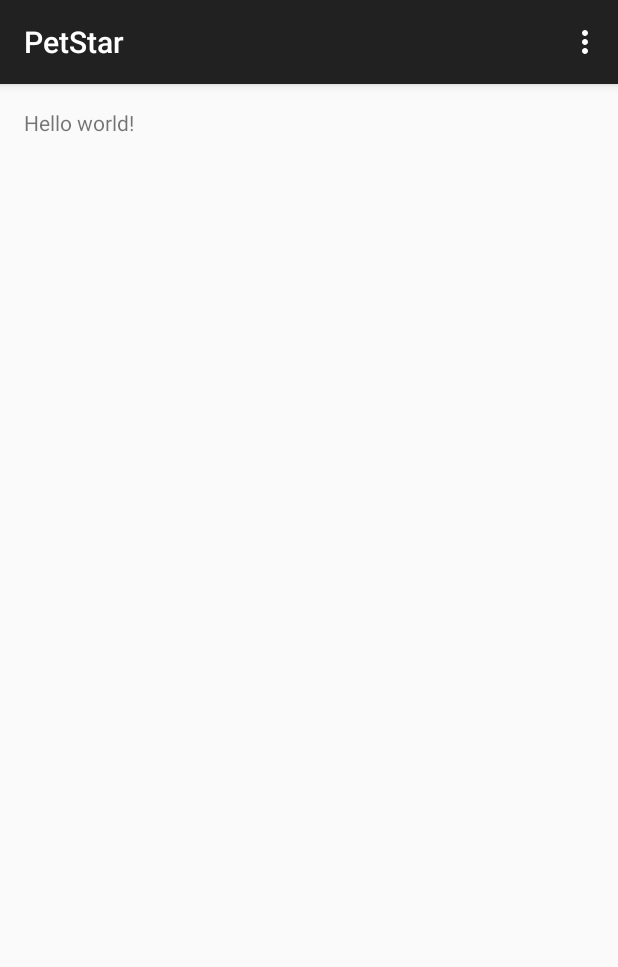
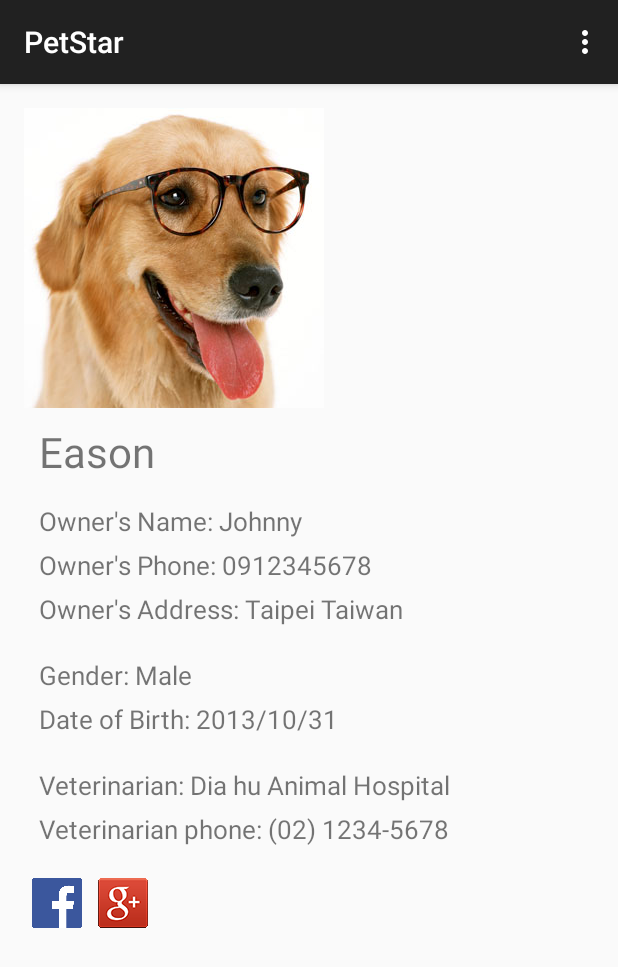
Before and after one commit to j796160836/PetStar-Exercise02_PetsNameCard, an Android app: the screen it shows after launch (MainActivity), on a phone screen of 412 x 824 dp. Shown: the top 967 px of the screen. Run offline under Robolectric (Android 15) with nearby library versions, the phone set to English and light mode, and no system bars.

Commit message:
Exercise 02: Pet’s name card

```diff
--- a/app/src/main/AndroidManifest.xml
+++ b/app/src/main/AndroidManifest.xml
@@ -9,6 +9,7 @@
         android:theme="@style/AppTheme" >
         <activity
             android:name=".MainActivity"
+            android:screenOrientation="portrait"
             android:label="@string/app_name" >
             <intent-filter>
                 <action android:name="android.intent.action.MAIN" />
--- a/app/src/main/java/com/johnny/petstar/MainActivity.java
+++ b/app/src/main/java/com/johnny/petstar/MainActivity.java
@@ -1,19 +1,53 @@
 package com.johnny.petstar;
 
+import android.content.Intent;
+import android.net.Uri;
 import android.support.v7.app.ActionBarActivity;
 import android.os.Bundle;
 import android.view.Menu;
 import android.view.MenuItem;
+import android.view.View;
+import android.widget.Button;
+import android.widget.ImageView;
+import android.widget.TextView;
 
 
 public class MainActivity extends ActionBarActivity {
+
+    private ImageView facebook_button;
+    private ImageView gplus_button;
 
     @Override
     protected void onCreate(Bundle savedInstanceState) {
         super.onCreate(savedInstanceState);
         setContentView(R.layout.activity_main);
+        facebook_button = (ImageView) findViewById(R.id.facebook_button);
+        gplus_button = (ImageView) findViewById(R.id.gplus_button);
+
+        facebook_button.setOnClickListener(new View.OnClickListener() {
+            @Override
+            public void onClick(View v) {
+                openWebBrowser("http://fb.com/");
+            }
+        });
+
+        gplus_button.setOnClickListener(new View.OnClickListener() {
+            @Override
+            public void onClick(View v) {
+                openWebBrowser("http://plus.google.com/");
+            }
+        });
     }
 
+    private void openWebBrowser(String url) {
+        try {
+            Intent i = new Intent(Intent.ACTION_VIEW,
+                    Uri.parse(url));
+            startActivity(i);
+        } catch (Exception e) {
+            e.printStackTrace();
+        }
+    }
 
     @Override
     public boolean onCreateOptionsMenu(Menu menu) {
--- a/app/src/main/res/layout/activity_main.xml
+++ b/app/src/main/res/layout/activity_main.xml
@@ -1,11 +1,108 @@
-<RelativeLayout xmlns:android="http://schemas.android.com/apk/res/android"
-    xmlns:tools="http://schemas.android.com/tools" android:layout_width="match_parent"
-    android:layout_height="match_parent" android:paddingLeft="@dimen/activity_horizontal_margin"
-    android:paddingRight="@dimen/activity_horizontal_margin"
-    android:paddingTop="@dimen/activity_vertical_margin"
-    android:paddingBottom="@dimen/activity_vertical_margin" tools:context=".MainActivity">
+<LinearLayout xmlns:android="http://schemas.android.com/apk/res/android"
+    xmlns:tools="http://schemas.android.com/tools"
+    android:layout_width="match_parent"
+    android:layout_height="match_parent"
+    tools:context=".MainActivity">
 
-    <TextView android:text="@string/hello_world" android:layout_width="wrap_content"
-        android:layout_height="wrap_content" />
+    <ScrollView
+        android:layout_width="match_parent"
+        android:layout_height="match_parent">
 
-</RelativeLayout>
+        <LinearLayout
+            android:padding="16dp"
+            android:layout_width="wrap_content"
+            android:layout_height="wrap_content"
+            android:orientation="vertical">
+
+            <ImageView
+                android:layout_width="wrap_content"
+                android:layout_height="wrap_content"
+                android:src="@drawable/dog01" />
+
+            <TextView
+                android:layout_width="wrap_content"
+                android:layout_height="wrap_content"
+                android:textSize="28sp"
+                android:layout_margin="10dp"
+                android:text="Eason" />
+
+            <TextView
+                android:layout_width="wrap_content"
+                android:layout_height="wrap_content"
+                android:layout_marginTop="5dp"
+                android:layout_marginLeft="10dp"
+                android:textSize="17sp"
+                android:text="Owner's Name: Johnny" />
+
+            <TextView
+                android:layout_width="wrap_content"
+                android:layout_height="wrap_content"
+                android:layout_marginTop="5dp"
+                android:layout_marginLeft="10dp"
+                android:textSize="17sp"
+                android:text="Owner's Phone: 0912345678" />
+
+            <TextView
+                android:layout_width="wrap_content"
+                android:layout_height="wrap_content"
+                android:layout_marginTop="5dp"
+                android:layout_marginLeft="10dp"
+                android:textSize="17sp"
+                android:text="Owner's Address: Taipei Taiwan" />
+
+            <TextView
+                android:layout_width="wrap_content"
+                android:layout_height="wrap_content"
+                android:layout_marginTop="20dp"
+                android:layout_marginLeft="10dp"
+                android:textSize="17sp"
+                android:text="Gender: Male" />
+
+            <TextView
+                android:layout_width="wrap_content"
+                android:layout_height="wrap_content"
+                android:layout_marginTop="5dp"
+                android:layout_marginLeft="10dp"
+                android:textSize="17sp"
+                android:text="Date of Birth: 2013/10/31" />
+
+            <TextView
+                android:layout_width="wrap_content"
+                android:layout_height="wrap_content"
+                android:layout_marginTop="20dp"
+                android:layout_marginLeft="10dp"
+                android:textSize="17sp"
+                android:text="Veterinarian: Dia hu Animal Hospital" />
+
+            <TextView
+                android:layout_width="wrap_content"
+                android:layout_height="wrap_content"
+                android:layout_marginTop="5dp"
+                android:layout_marginLeft="10dp"
+                android:textSize="17sp"
+                android:text="Veterinarian phone: (02) 1234-5678" />
+
+            <LinearLayout
+                android:layout_width="wrap_content"
+                android:layout_height="wrap_content"
+                android:layout_marginTop="15dp"
+                android:layout_marginBottom="15dp"
+                android:orientation="horizontal">
+
+                <ImageView
+                    android:id="@+id/facebook_button"
+                    android:layout_width="wrap_content"
+                    android:layout_height="wrap_content"
+                    android:src="@drawable/facebook"
+                    android:layout_margin="5dp" />
+
+                <ImageView
+                    android:id="@+id/gplus_button"
+                    android:layout_width="wrap_content"
+                    android:layout_height="wrap_content"
+                    android:src="@drawable/gplus"
+                    android:layout_margin="5dp" />
+            </LinearLayout>
+        </LinearLayout>
+    </ScrollView>
+</LinearLayout>
```
Also changed, not shown: app/src/main/res/drawable-hdpi/facebook.png (added), app/src/main/res/drawable-hdpi/gplus.png (added).
